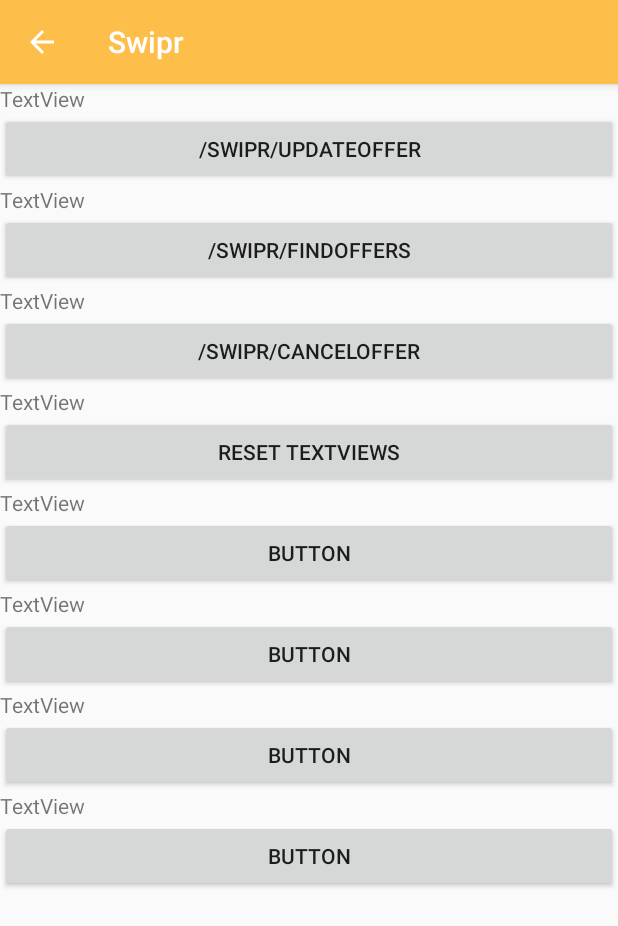
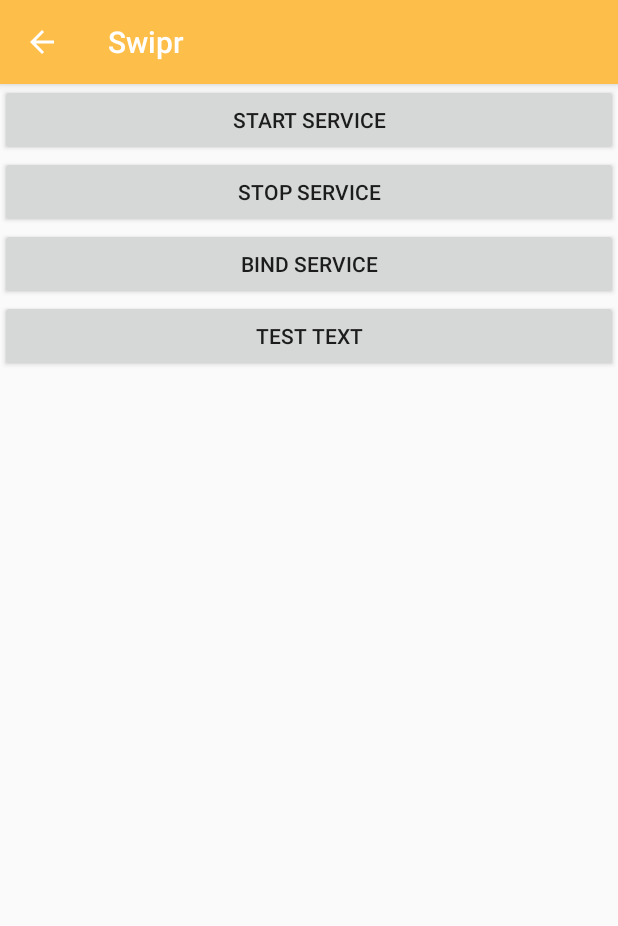
Before and after one commit to lucamatsumoto/swipr, an Android app: the DummyActivity screen opened directly, with no data from a screen before it, on a phone screen of 412 x 824 dp. Shown: the top 926 px of the screen. Run offline under Robolectric (Android 15) with nearby library versions, the phone set to English and light mode, and no system bars; our stand-ins replace RxJava; libraries missing offline, so code that uses them is left out: ua.naiksoftware.stomp.

Commit message:
Changed DummyActivity.java and dummy.xml to test out the service code. Added some code in SellerActivity to launch the dummy activity. Added some preliminary Service code in two files: SocketService.java and SocketServiceConnection.java

```diff
--- a/frontend/myApplication/login/src/main/AndroidManifest.xml
+++ b/frontend/myApplication/login/src/main/AndroidManifest.xml
@@ -3,6 +3,7 @@
     package="com.example.myapplication">
 
     <uses-permission android:name="android.permission.INTERNET" />
+    <uses-permission android:name="android.permission.FOREGROUND_SERVICE" />
 
     <application
         android:allowBackup="true"
@@ -81,6 +82,11 @@
                 android:name="android.support.PARENT_ACTIVITY"
                 android:value="com.example.myapplication.Buyer.MainActivity" />
         </activity>
+
+        <service
+            android:name=".Shared.SocketService"
+            android:enabled = "true"
+            android:exported="true"></service>
     </application>
 
 </manifest>
--- a/frontend/myApplication/login/src/main/res/layout/dummy.xml
+++ b/frontend/myApplication/login/src/main/res/layout/dummy.xml
@@ -6,104 +6,27 @@
     android:layout_height="match_parent"
     tools:context=".Shared.DummyActivity">
 
-    <TextView
-        android:id="@+id/textView5"
+    <Button
+        android:id="@+id/buttonStartService"
         android:layout_width="match_parent"
         android:layout_height="wrap_content"
-        android:text="TextView" />
+        android:text="start service" />
 
     <Button
-        android:id="@+id/button2"
+        android:id="@+id/buttonStopService"
         android:layout_width="match_parent"
         android:layout_height="wrap_content"
-        android:text="/swipr/updateOffer"
-        android:onClick="updateOffer"/>
+        android:text="stop service" />
 
-    <TextView
-        android:id="@+id/textView6"
+    <Button
+        android:id="@+id/buttonBindService"
         android:layout_width="match_parent"
         android:layout_height="wrap_content"
-        android:text="TextView" />
+        android:text="bind service" />
 
     <Button
-        android:id="@+id/button3"
+        android:id="@+id/buttonTestService"
         android:layout_width="match_parent"
         android:layout_height="wrap_content"
-        android:text="/swipr/findOffers"
-        android:onClick="findOffers"/>
-
-    <TextView
-        android:id="@+id/textView8"
-        android:layout_width="match_parent"
-        android:layout_height="wrap_content"
-        android:text="TextView" />
-
-    <Button
-        android:id="@+id/button4"
-        android:layout_width="match_parent"
-        android:layout_height="wrap_content"
-        android:text="/swipr/cancelOffer"
-        android:onClick="cancelOffer"/>
-
-    <TextView
-        android:id="@+id/textView9"
-        android:layout_width="match_parent"
-        android:layout_height="wrap_content"
-        android:text="TextView" />
-
-    <Button
-        android:id="@+id/button5"
-        android:layout_width="match_parent"
-        android:layout_height="wrap_content"
-        android:onClick="resetViews"
-        android:text="Reset TextViews" />
-
-    <TextView
-        android:id="@+id/textView10"
-        android:layout_width="match_parent"
-        android:layout_height="wrap_content"
-        android:text="TextView" />
-
-    <Button
-        android:id="@+id/button6"
-        android:layout_width="match_parent"
-        android:layout_height="wrap_content"
-        android:text="Button" />
-
-    <TextView
-        android:id="@+id/textView11"
-        android:layout_width="match_parent"
-        android:layout_height="wrap_content"
-        android:text="TextView" />
-
-    <Button
-        android:id="@+id/button7"
-        android:layout_width="match_parent"
-        android:layout_height="wrap_content"
-        android:text="Button" />
-
-    <TextView
-        android:id="@+id/textView12"
-        android:layout_width="match_parent"
-        android:layout_height="wrap_content"
-        android:text="TextView" />
-
-    <Button
-        android:id="@+id/button8"
-        android:layout_width="match_parent"
-        android:layout_height="wrap_content"
-        android:text="Button" />
-
-    <TextView
-        android:id="@+id/textView13"
-        android:layout_width="match_parent"
-        android:layout_height="wrap_content"
-        android:text="TextView" />
-
-    <Button
-        android:id="@+id/button9"
-        android:layout_width="match_parent"
-        android:layout_height="wrap_content"
-        android:text="Button" />
-
+        android:text="test text" />
 </LinearLayout>
```
Also changed, not shown: frontend/myApplication/login/src/main/java/com/example/myapplication/Seller/SellerActivity.java (+8 -1 lines), frontend/myApplication/login/src/main/java/com/example/myapplication/Shared/DummyActivity.java (+76 -51 lines), frontend/myApplication/login/src/main/java/com/example/myapplication/Shared/SocketService.java (added, +163 -0 lines), frontend/myApplication/login/src/main/java/com/example/myapplication/Shared/SocketServiceConnection.java (added, +72 -0 lines).
